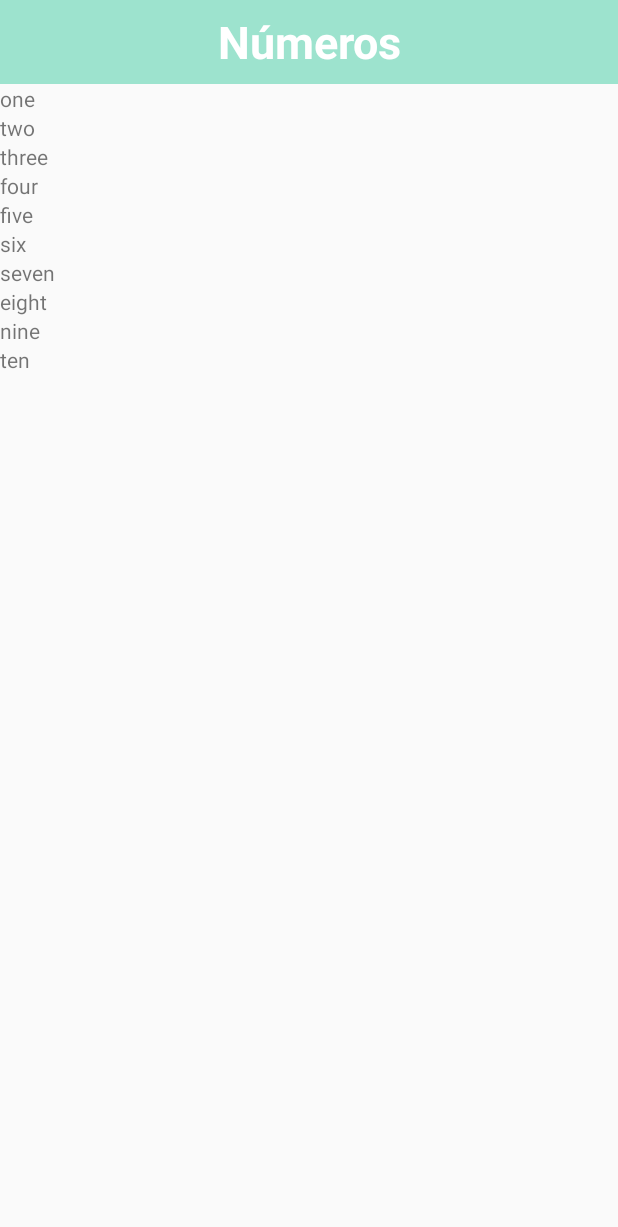
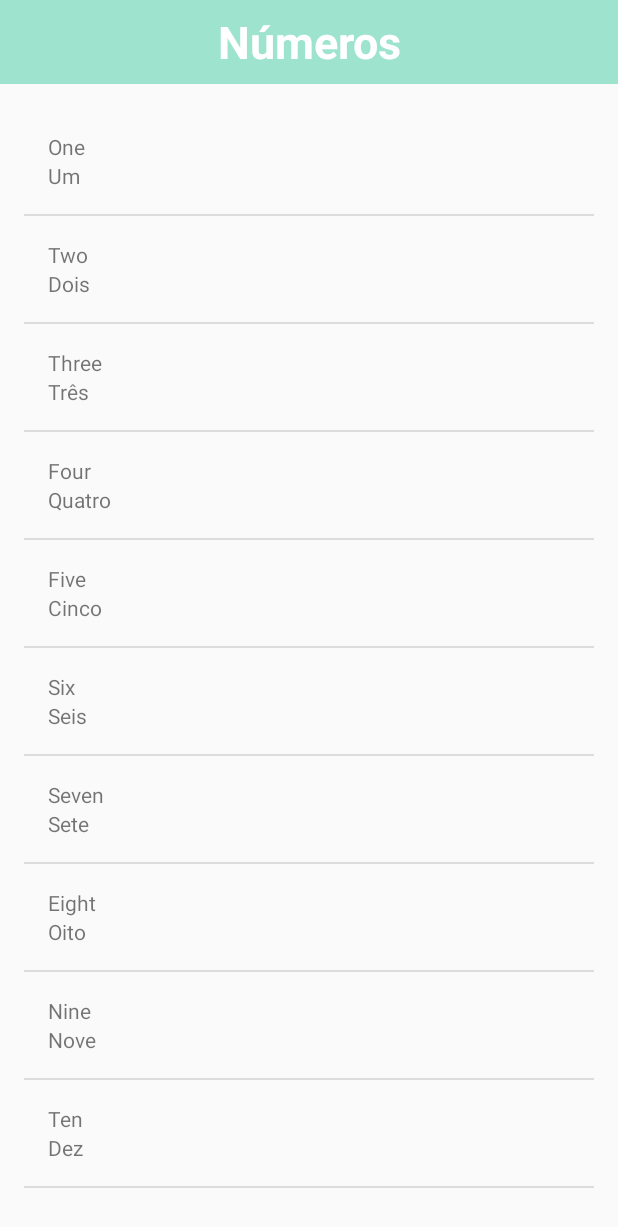
Before and after one commit to WesRocha/EngLea_ForKids, an Android app: the NumberActivity screen opened directly, with no data from a screen before it, on a phone screen of 412 x 824 dp. Shown: the top 1227 px of the screen. Run offline under Robolectric (Android 15) with nearby library versions, the phone set to English and light mode, and no system bars.

Commit message:
my fourth commit

```diff
--- a/app/src/main/java/com/example/android/miwok/NumberActivity.java
+++ b/app/src/main/java/com/example/android/miwok/NumberActivity.java
@@ -4,7 +4,9 @@ import android.support.v7.app.AppCompatActivity;
 import android.os.Bundle;
 import android.util.Log;
 import android.util.LogPrinter;
+import android.widget.ArrayAdapter;
 import android.widget.LinearLayout;
+import android.widget.ListView;
 import android.widget.TextView;
 
 import java.util.ArrayList;
@@ -16,25 +18,30 @@ public class NumberActivity extends AppCompatActivity {
         super.onCreate(savedInstanceState);
         setContentView(R.layout.activity_number);
 
-        ArrayList<String> words = new ArrayList<>();     //        String[] words = new String[10];
+        ArrayList<Word> words = new ArrayList<Word>();     //        String[] words = new String[10];
 
-        words.add("one");        //        words[0] = "one";
-        words.add("two");        //        words[1] = "two";
-        words.add("three");      //        words[2] = "three";
-        words.add("four");       //        words[3] = "four";
-        words.add("five");       //        words[4] = "five";
-        words.add("six");        //        words[5] = "six";
-        words.add("seven");      //        words[6] = "seven";
-        words.add("eight");      //        words[7] = "eight";
-        words.add("nine");       //        words[8] = "nine";
-        words.add("ten");        //        words[9] = "ten";
+        words.add(new Word("Um", "One"));
+        words.add(new Word("Dois", "Two"));
+        words.add(new Word("Três", "Three"));
+        words.add(new Word("Quatro", "Four"));
+        words.add(new Word("Cinco", "Five"));
+        words.add(new Word("Seis", "Six"));
+        words.add(new Word("Sete", "Seven"));
+        words.add(new Word("Oito", "Eight"));
+        words.add(new Word("Nove", "Nine"));
+        words.add(new Word("Dez", "Ten"));
 
-        LinearLayout numbersFather = (LinearLayout) findViewById(R.id.numbersFather);
-        int i;
-        for (i = 0; i < words.size(); i++){
-            TextView wordView = new TextView(this);
-            wordView.setText(words.get(i));
-            numbersFather.addView(wordView);
-        }
+        WordAdapter adapter = new WordAdapter(this, words);
+
+        ListView listView = (ListView) findViewById(R.id.list);
+        listView.setAdapter(adapter);
+
+//        LinearLayout numbersFather = (LinearLayout) findViewById(R.id.numbersFather);
+//        int i;
+//        for (i = 0; i < words.size(); i++){
+//            TextView wordView = new TextView(this);
+//            wordView.setText(words.get(i));
+//            numbersFather.addView(wordView);
+//        }
     }
 }
--- /dev/null
+++ b/app/src/main/java/com/example/android/miwok/Word.java
@@ -0,0 +1,17 @@
+package com.example.android.miwok;
+
+public class Word {
+
+    private String mDefaultTranslation;
+    private String mEnglishTranslation;
+
+    public Word(String defaultTranslation, String menglishTranslation){
+        mDefaultTranslation = defaultTranslation;
+        mEnglishTranslation = menglishTranslation;
+    }
+
+    public String getDefaultTranslation(){return mDefaultTranslation;}
+
+    public String getEnglishTranslation(){return mEnglishTranslation;}
+
+}
--- /dev/null
+++ b/app/src/main/java/com/example/android/miwok/WordAdapter.java
@@ -0,0 +1,39 @@
+package com.example.android.miwok;
+
+import android.app.Activity;
+import android.support.annotation.NonNull;
+import android.support.annotation.Nullable;
+import android.view.LayoutInflater;
+import android.view.View;
+import android.view.ViewGroup;
+import android.widget.ArrayAdapter;
+import android.widget.TextView;
+
+import java.util.ArrayList;
+
+public class WordAdapter extends ArrayAdapter<Word> {
+
+    public WordAdapter(Activity context, ArrayList<Word> words){
+        super(context, 0, words);
+    }
+    @NonNull
+    @Override
+    public View getView(int position, View convertView, ViewGroup parent) {
+        View listItemView = convertView;
+        if(listItemView == null) {
+            listItemView = LayoutInflater.from(getContext()).inflate(R.layout.list_item, parent, false);
+        }
+
+        Word currentWord = getItem(position);
+
+        TextView englishTextView = (TextView) listItemView.findViewById(R.id.english_text_view);
+
+        englishTextView.setText(currentWord.getEnglishTranslation());
+
+        TextView defaultTextView = (TextView) listItemView.findViewById(R.id.portugues_text_view);
+
+        defaultTextView.setText(currentWord.getDefaultTranslation());
+
+        return listItemView;
+    }
+}
--- a/app/src/main/res/layout/activity_number.xml
+++ b/app/src/main/res/layout/activity_number.xml
@@ -31,6 +31,17 @@
         android:layout_height="match_parent"
         android:orientation="vertical" >
 
+        <ListView xmlns:android="http://schemas.android.com/apk/res/android"
+            xmlns:tools="http://schemas.android.com/tools"
+            android:id="@+id/list"
+            android:orientation="vertical"
+            android:layout_width="match_parent"
+            android:layout_height="match_parent"
+            android:paddingBottom="@dimen/activity_vertical_margin"
+            android:paddingLeft="@dimen/activity_horizontal_margin"
+            android:paddingRight="@dimen/activity_horizontal_margin"
+            android:paddingTop="@dimen/activity_vertical_margin"/>
+
     </LinearLayout>
 
 
--- /dev/null
+++ b/app/src/main/res/layout/list_item.xml
@@ -0,0 +1,22 @@
+<?xml version="1.0" encoding="utf-8"?>
+
+<LinearLayout xmlns:android="http://schemas.android.com/apk/res/android"
+    xmlns:tools="http://schemas.android.com/tools"
+    android:layout_width="match_parent"
+    android:layout_height="wrap_content"
+    android:orientation="vertical"
+    android:padding="16dp">
+
+    <TextView
+        android:id="@+id/english_text_view"
+        android:layout_width="match_parent"
+        android:layout_height="wrap_content"
+        tools:text="lutti"/>
+
+    <TextView
+        android:id="@+id/portugues_text_view"
+        android:layout_width="match_parent"
+        android:layout_height="wrap_content"
+        tools:text="one"/>
+
+</LinearLayout>
```
Also changed, not shown: app/gradle/wrapper/gradle-wrapper.properties (added), 3 other files.
